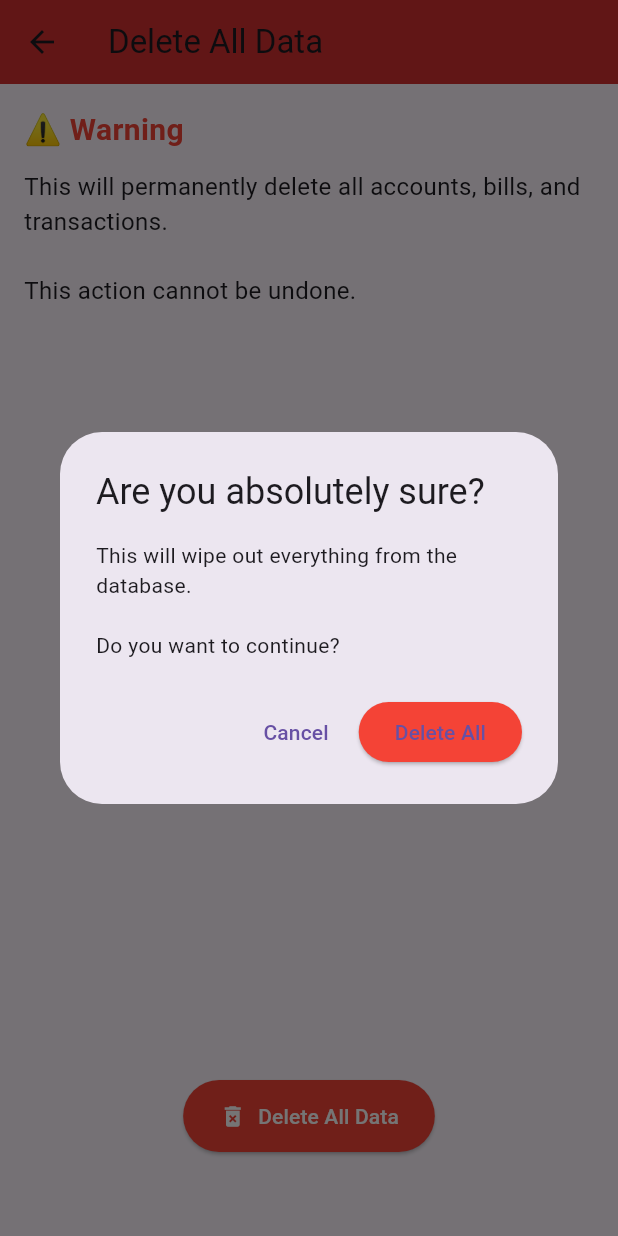
After one commit to Reganexus/MyWalletApp, a Flutter app: the DeleteAllData screen opened by its route, after a tap on "Delete All Data", on a phone screen of 412 x 824 dp. The commit adds this screen. Run offline on Flutter 3.47's test engine with Material 3 defaults, Android fonts, the phone set to English and light mode, and no system bars; our stand-ins replace file_picker, flutter_dotenv, shared_preferences, sqflite; accounts and stored records are empty.

Commit message:
Added backup functionality with restore and delete data

```diff
--- a/lib/services/db_service.dart
+++ b/lib/services/db_service.dart
@@ -15,6 +15,20 @@ class DBService {
     if (_database != null) return _database!;
     _database = await _initDB('mywallet.db');
     return _database!;
+  }
+
+  Future<void> resetDatabase() async {
+    if (_database != null) {
+      await _database!.close();
+      _database = null;
+    }
+  }
+
+  Future<void> clearAllData() async {
+    final db = await database;
+    await db.delete('accounts');
+    await db.delete('bills');
+    await db.delete('transactions');
   }
 
   Future<Database> _initDB(String fileName) async {
--- /dev/null
+++ b/lib/widgets/Sidebar/delete_data.dart
@@ -0,0 +1,112 @@
+import 'package:flutter/material.dart';
+import 'package:mywallet/providers/provider_reloader.dart';
+import 'package:mywallet/services/db_service.dart';
+
+class DeleteAllData extends StatefulWidget {
+  const DeleteAllData({super.key});
+
+  @override
+  State<DeleteAllData> createState() => _DeleteAllDataState();
+}
+
+class _DeleteAllDataState extends State<DeleteAllData> {
+  Future<void> _deleteAll() async {
+    // Clear DB
+    final db = DBService();
+    await db.clearAllData();
+
+    if (!mounted) return;
+
+    // Reload providers
+    await ProviderReloader.reloadAll(context);
+
+    if (!mounted) return;
+
+    Navigator.of(
+      context,
+    ).pushNamedAndRemoveUntil('/dashboard', (route) => false);
+
+    // ✅ Safe: only call messenger after async + mounted check
+    ScaffoldMessenger.of(
+      context,
+    ).showSnackBar(const SnackBar(content: Text("✅ All data deleted")));
+  }
+
+  Future<void> _confirmDelete() async {
+    final confirmed = await showDialog<bool>(
+      context: context,
+      builder:
+          (ctx) => AlertDialog(
+            title: const Text("Are you absolutely sure?"),
+            content: const Text(
+              "This will wipe out everything from the database.\n\n"
+              "Do you want to continue?",
+            ),
+            actions: [
+              TextButton(
+                onPressed: () => Navigator.of(ctx).pop(false),
+                child: const Text("Cancel"),
+              ),
+              ElevatedButton(
+                style: ElevatedButton.styleFrom(backgroundColor: Colors.red),
+                onPressed: () => Navigator.of(ctx).pop(true),
+                child: const Text("Delete All"),
+              ),
+            ],
+          ),
+    );
+
+    if (confirmed == true) {
+      await _deleteAll();
+    }
+  }
+
+  @override
+  Widget build(BuildContext context) {
+    return Scaffold(
+      appBar: AppBar(
+        title: const Text("Delete All Data"),
+        backgroundColor: Colors.red.shade700,
+      ),
+      body: Padding(
+        padding: const EdgeInsets.all(16.0),
+        child: Column(
+          crossAxisAlignment: CrossAxisAlignment.start,
+          children: [
+            const Text(
+              "⚠️ Warning",
+              style: TextStyle(
+                fontSize: 20,
+                fontWeight: FontWeight.bold,
+                color: Colors.red,
+              ),
+            ),
+            const SizedBox(height: 12),
+            const Text(
+              "This will permanently delete all accounts, bills, and transactions.\n\n"
+              "This action cannot be undone.",
+              style: TextStyle(fontSize: 16),
+            ),
+            const Spacer(),
+            Center(
+              child: ElevatedButton.icon(
+                icon: const Icon(Icons.delete_forever, color: Colors.white),
+                label: const Text("Delete All Data"),
+                style: ElevatedButton.styleFrom(
+                  backgroundColor: Colors.red,
+                  foregroundColor: Colors.white,
+                  padding: const EdgeInsets.symmetric(
+                    vertical: 14,
+                    horizontal: 24,
+                  ),
+                ),
+                onPressed: _confirmDelete,
+              ),
+            ),
+            const SizedBox(height: 40),
+          ],
+        ),
+      ),
+    );
+  }
+}
--- a/pubspec.yaml
+++ b/pubspec.yaml
@@ -8,6 +8,7 @@ environment:
 dependencies:
   flutter:
     sdk: flutter
+  file_picker: ^10.3.2
   flutter_dotenv: ^5.2.1
   http: ^1.5.0
   intl: ^0.20.2
```
Also changed, not shown: lib/main.dart (+26 -9 lines), lib/providers/provider_reloader.dart (added, +28 -0 lines), lib/screens/pin_screen.dart (+24 -0 lines), lib/services/backup_service.dart (+66 -0 lines), lib/widgets/Sidebar/backup_screen.dart (added, +94 -0 lines), lib/widgets/Sidebar/profile_sidebar.dart (+24 -4 lines), pubspec.lock, 2 other files.
